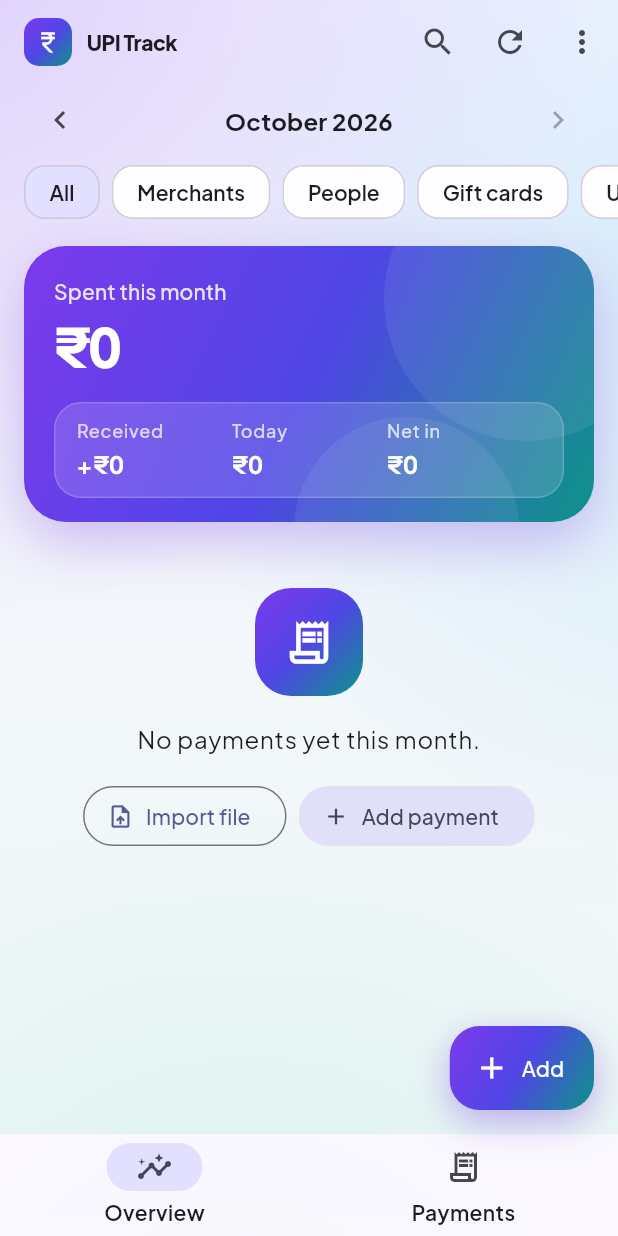
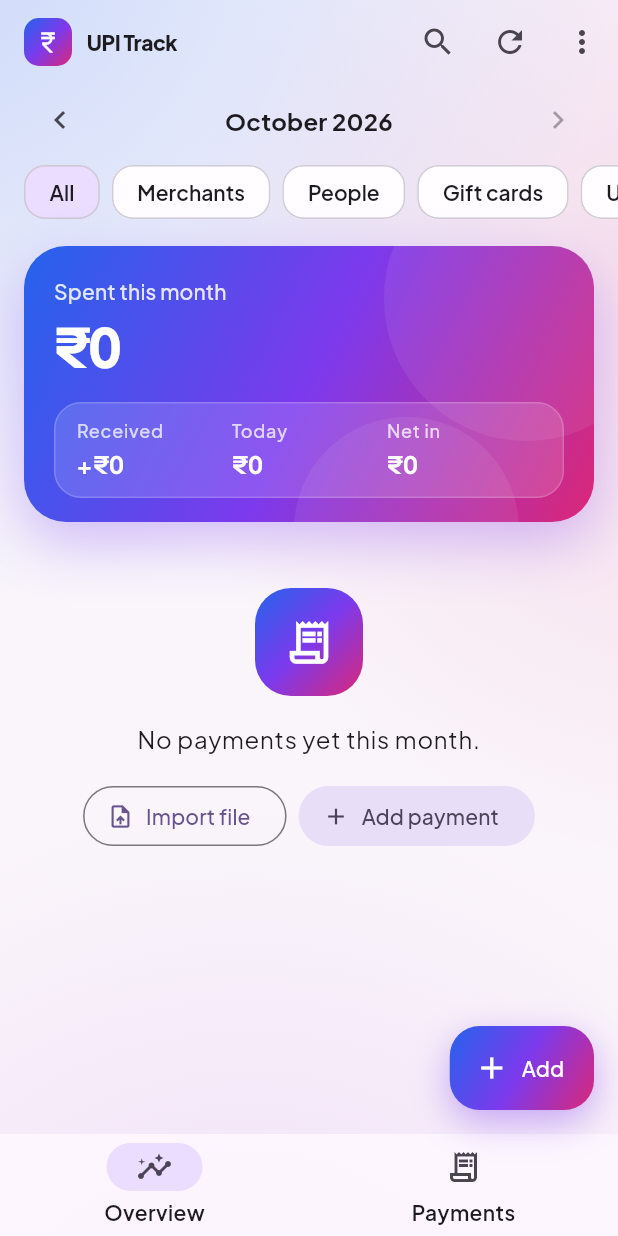
Before and after one commit to aksh0609/upitrack, a Flutter app: the screen it shows after launch, on a phone screen of 412 x 824 dp. Run offline on Flutter 3.47's test engine with Material 3 defaults, Android fonts, the phone set to English and light mode, and no system bars; our stand-ins replace file_picker, flutter_local_notifications, flutter_secure_storage, google_sign_in, permission_handler, share_plus and 2 more; missing offline and left inert: cryptography, extension_google_sign_in_as_googleapis_auth, google_sign_in_web, googleapis, syncfusion_flutter_pdf; accounts and stored records are empty; network calls fail.

Commit message:
Blue-violet-pink palette and more motion (#21)
- Brand gradient is now blue → violet → pink; background glows, seed,
  launch screen and web splash follow it.
- Summary amounts count up/down when they change, and a band of light
  sweeps the card once per month shown.
- Category bars grow in and glide between months.
- The first payment rows slide in one after another.
- The month name fades and scales when it changes.


Claude-Session: https://claude.ai/code/session_01JRLLy55rhHqrkMzo7AVgEa

Co-authored-by: Piyush <jyotisharmafire3@gmail.com>
Co-authored-by: Claude Opus 5.5 <noreply@anthropic.com>

```diff
--- a/lib/screens/home_screen.dart
+++ b/lib/screens/home_screen.dart
@@ -475,7 +475,7 @@ class _HomeScreenState extends State<HomeScreen> with WidgetsBindingObserver {
           borderRadius: BorderRadius.circular(20),
           boxShadow: [
             BoxShadow(
-              color: const Color(0xFF6D28D9).withValues(alpha: 0.35),
+              color: kGlow.withValues(alpha: 0.4),
               blurRadius: 20,
               offset: const Offset(0, 8),
             ),
@@ -927,13 +927,23 @@ class _MonthSwitcher extends StatelessWidget {
         Expanded(
           child: Column(
             children: [
-              Text(
+              AnimatedSwitcher(
+                duration: const Duration(milliseconds: 250),
+                transitionBuilder: (child, animation) => FadeTransition(
+                  opacity: animation,
+                  child: ScaleTransition(
+                      scale: Tween(begin: 0.9, end: 1.0).animate(animation),
+                      child: child),
+                ),
+                child: Text(
                   DateFormat('MMMM y').format(month),
+                  key: ValueKey(month),
                   textAlign: TextAlign.center,
                   style: Theme.of(context)
                       .textTheme
                       .titleMedium
                       ?.copyWith(fontWeight: FontWeight.w700),
+                ),
               ),
               if (canGoForward)
                 TextButton(
--- a/lib/theme.dart
+++ b/lib/theme.dart
@@ -2,15 +2,22 @@ import 'package:flutter/cupertino.dart' show CupertinoPageTransitionsBuilder;
 import 'package:flutter/material.dart';
 import 'package:flutter/services.dart';
 
-/// Seed for the colour scheme: a calm indigo.
-const Color kSeed = Color(0xFF5B5BD6);
+/// Seed for the colour scheme: violet.
+const Color kSeed = Color(0xFF7C3AED);
 
-/// The brand gradient: violet → indigo → teal. Hero card, FAB, logo mark.
+const Color _blue = Color(0xFF2563EB);
+const Color _violet = Color(0xFF7C3AED);
+const Color _pink = Color(0xFFDB2777);
+
+/// The brand gradient: blue → violet → pink. Hero card, FAB, logo mark.
 const LinearGradient kBrandGradient = LinearGradient(
   begin: Alignment.topLeft,
   end: Alignment.bottomRight,
-  colors: [Color(0xFF7C3AED), Color(0xFF4F46E5), Color(0xFF0D9488)],
+  colors: [_blue, _violet, _pink],
 );
+
+/// Coloured shadow under gradient surfaces.
+const Color kGlow = _violet;
 
 /// Same-width digits so amounts line up in lists and don't jitter.
 const List<FontFeature> kTabular = [FontFeature.tabularFigures()];
@@ -21,12 +28,12 @@ ThemeData buildTheme(Brightness brightness) {
   if (dark) {
     // Deep navy instead of near-black, so sheets and dialogs match [Aurora].
     scheme = scheme.copyWith(
-      surface: const Color(0xFF0E1428),
-      surfaceContainerLowest: const Color(0xFF0A0F1F),
-      surfaceContainerLow: const Color(0xFF131A31),
-      surfaceContainer: const Color(0xFF172038),
-      surfaceContainerHigh: const Color(0xFF1C2642),
-      surfaceContainerHighest: const Color(0xFF232E4D),
+      surface: const Color(0xFF0C0E20),
+      surfaceContainerLowest: const Color(0xFF080A18),
+      surfaceContainerLow: const Color(0xFF12142B),
+      surfaceContainer: const Color(0xFF171A35),
+      surfaceContainerHigh: const Color(0xFF1D2040),
+      surfaceContainerHighest: const Color(0xFF24284C),
     );
   }
   // Frosted panels: translucent so the background glows through.
@@ -137,7 +144,7 @@ extension MoneyColors on ColorScheme {
 }
 
 /// The app background: a deep navy (or soft lavender, in light mode) wash
-/// with violet, sky and teal glows. Static, so it costs one paint per page.
+/// with blue, pink and violet glows. Static, so it costs one paint per page.
 class Aurora extends StatelessWidget {
   const Aurora({super.key, required this.child});
 
@@ -153,20 +160,17 @@ class Aurora extends StatelessWidget {
           begin: Alignment.topCenter,
           end: Alignment.bottomCenter,
           colors: dark
-              ? const [Color(0xFF0C1126), Color(0xFF0A1520)]
-              : const [Color(0xFFF6F5FF), Color(0xFFEFF8F6)],
+              ? const [Color(0xFF080A18), Color(0xFF0E0B1E)]
+              : const [Color(0xFFF7F7FD), Color(0xFFFCF4F9)],
         ),
       ),
       child: Stack(
         children: [
           RepaintBoundary(
             child: Stack(children: [
-              _glow(
-                  const Alignment(-1.2, -1.1), const Color(0xFF7C3AED), a, 1.1),
-              _glow(const Alignment(1.3, -0.5), const Color(0xFF0EA5E9),
-                  a * 0.7, 0.9),
-              _glow(const Alignment(-0.2, 1.3), const Color(0xFF14B8A6),
-                  a * 0.6, 1.0),
+              _glow(const Alignment(-1.2, -1.1), _blue, a, 1.1),
+              _glow(const Alignment(1.3, -0.5), _pink, a * 0.7, 0.9),
+              _glow(const Alignment(-0.2, 1.3), _violet, a * 0.6, 1.0),
             ]),
           ),
           Positioned.fill(child: child),
--- a/lib/widgets/category_bars.dart
+++ b/lib/widgets/category_bars.dart
@@ -53,11 +53,19 @@ class CategoryBars extends StatelessWidget {
                         const SizedBox(height: 6),
                         ClipRRect(
                           borderRadius: BorderRadius.circular(4),
-                          child: LinearProgressIndicator(
-                            value: max == 0 ? 0 : e.value / max,
-                            minHeight: 6,
-                            color: cat.color,
-                            backgroundColor: cat.color.withValues(alpha: 0.12),
+                          // Bars grow in, and glide when the month changes.
+                          child: TweenAnimationBuilder<double>(
+                            tween: Tween(
+                                begin: 0, end: max == 0 ? 0 : e.value / max),
+                            duration: const Duration(milliseconds: 800),
+                            curve: Curves.easeOutCubic,
+                            builder: (context, v, _) => LinearProgressIndicator(
+                              value: v,
+                              minHeight: 6,
+                              color: cat.color,
+                              backgroundColor:
+                                  cat.color.withValues(alpha: 0.12),
+                            ),
                           ),
                         ),
                       ],
--- a/lib/widgets/summary_card.dart
+++ b/lib/widgets/summary_card.dart
@@ -36,8 +36,7 @@ class SummaryCard extends StatelessWidget {
         borderRadius: BorderRadius.circular(28),
         boxShadow: [
           BoxShadow(
-            color:
-                const Color(0xFF6D28D9).withValues(alpha: dark ? 0.40 : 0.28),
+            color: kGlow.withValues(alpha: dark ? 0.45 : 0.30),
             blurRadius: 32,
             offset: const Offset(0, 14),
           ),
@@ -49,6 +48,8 @@ class SummaryCard extends StatelessWidget {
           children: [
             const Positioned(right: -50, top: -60, child: _Ring(size: 190)),
             const Positioned(right: 50, bottom: -80, child: _Ring(size: 150)),
+            // A band of light sweeps across once per month shown.
+            Positioned.fill(child: _Sheen(key: ValueKey(month))),
             Padding(
               padding: const EdgeInsets.fromLTRB(20, 20, 20, 16),
               child: Column(
@@ -62,23 +63,13 @@ class SummaryCard extends StatelessWidget {
                         ?.copyWith(color: on.withValues(alpha: 0.85)),
                   ),
                   const SizedBox(height: 4),
-                  // Counts up to the new total when it changes.
-                  TweenAnimationBuilder<double>(
-                    tween: Tween(end: spent.toDouble()),
-                    duration: const Duration(milliseconds: 900),
-                    curve: Curves.easeOutCubic,
-                    builder: (context, v, _) => FittedBox(
-                      fit: BoxFit.scaleDown,
-                      alignment: Alignment.centerLeft,
-                      child: Text(
-                        // Whole rupees while counting, so no paise flicker.
-                        formatPaise(
-                            v == spent ? spent : (v / 100).round() * 100),
-                        style: text.displaySmall?.copyWith(
-                          color: on,
-                          fontFeatures: kTabular,
-                        ),
-                      ),
+                  FittedBox(
+                    fit: BoxFit.scaleDown,
+                    alignment: Alignment.centerLeft,
+                    child: _CountUp(
+                      spent,
+                      style: text.displaySmall
+                          ?.copyWith(color: on, fontFeatures: kTabular),
                     ),
                   ),
                   const SizedBox(height: 16),
@@ -94,14 +85,13 @@ class SummaryCard extends StatelessWidget {
                       children: [
                         _Stat(
                             label: 'Received',
-                            value: '+${formatPaise(summary.receivedPaise)}'),
+                            paise: summary.receivedPaise,
+                            prefix: '+'),
                         if (showToday)
-                          _Stat(
-                              label: 'Today',
-                              value: formatPaise(summary.todaySpentPaise)),
+                          _Stat(label: 'Today', paise: summary.todaySpentPaise),
                         _Stat(
                           label: net < 0 ? 'Net out' : 'Net in',
-                          value: formatPaise(net.abs()),
+                          paise: net.abs(),
                         ),
                       ],
                     ),
@@ -134,10 +124,11 @@ class _Ring extends StatelessWidget {
 }
 
 class _Stat extends StatelessWidget {
-  const _Stat({required this.label, required this.value});
+  const _Stat({required this.label, required this.paise, this.prefix = ''});
 
   final String label;
-  final String value;
+  final int paise;
+  final String prefix;
 
   @override
   Widget build(BuildContext context) {
@@ -153,7 +144,8 @@ class _Stat extends StatelessWidget {
           FittedBox(
             fit: BoxFit.scaleDown,
             alignment: Alignment.centerLeft,
-            child: Text(value,
+            child: _CountUp(paise,
+                prefix: prefix,
                 style: text.titleMedium?.copyWith(
                     color: Colors.white,
                     fontWeight: FontWeight.w700,
@@ -164,3 +156,53 @@ class _Stat extends StatelessWidget {
     );
   }
 }
+
+/// An amount that counts from its old value to a new one.
+class _CountUp extends StatelessWidget {
+  const _CountUp(this.paise, {this.prefix = '', this.style});
+
+  final int paise;
+  final String prefix;
+  final TextStyle? style;
+
+  @override
+  Widget build(BuildContext context) => TweenAnimationBuilder<double>(
+        tween: Tween(end: paise.toDouble()),
+        duration: const Duration(milliseconds: 900),
+        curve: Curves.easeOutCubic,
+        builder: (context, v, _) => Text(
+          // Whole rupees while counting, so no paise flicker.
+          prefix + formatPaise(v == paise ? paise : (v / 100).round() * 100),
+          style: style,
+        ),
+      );
+}
+
+/// A soft diagonal band of light that crosses the card once.
+class _Sheen extends StatelessWidget {
+  const _Sheen({super.key});
+
+  @override
+  Widget build(BuildContext context) => IgnorePointer(
+        child: TweenAnimationBuilder<double>(
+          tween: Tween(begin: 0, end: 1),
+          duration: const Duration(milliseconds: 1400),
+          curve: Curves.easeInOutCubic,
+          builder: (context, t, _) => t == 1
+              ? const SizedBox.shrink()
+              : DecoratedBox(
+                  decoration: BoxDecoration(
+                    gradient: LinearGradient(
+                      begin: Alignment(4 * t - 3, -1),
+                      end: Alignment(4 * t - 1, 1),
+                      colors: [
+                        Colors.white.withValues(alpha: 0),
+                        Colors.white.withValues(alpha: 0.22),
+                        Colors.white.withValues(alpha: 0),
+                      ],
+                    ),
+                  ),
+                ),
+        ),
+      );
+}
--- a/lib/widgets/txn_day_list.dart
+++ b/lib/widgets/txn_day_list.dart
@@ -4,6 +4,7 @@ import '../models/txn.dart';
 import '../parser/categorizer.dart';
 import '../theme.dart';
 import '../util/format.dart';
+import 'appear.dart';
 import 'txn_tile.dart';
 
 /// [txns] (newest first) as day headers and tiles, for use inside a ListView.
@@ -25,6 +26,7 @@ List<Widget> txnsGroupedByDay(
 
   final widgets = <Widget>[];
   DateTime? currentDay;
+  var n = 0;
   for (final t in txns) {
     final day = DateTime(t.time.year, t.time.month, t.time.day);
     if (day != currentDay) {
@@ -46,12 +48,18 @@ List<Widget> txnsGroupedByDay(
         ),
       ));
     }
-    widgets.add(TxnTile(
+    final tile = TxnTile(
       key: ValueKey(t.key),
       txn: t,
       onTap: () => onTap(t),
       onHide: onHide == null ? null : () => onHide(t),
-    ));
+    );
+    // The first rows slide in one by one; the rest of a long list just shows.
+    // ponytail: fixed cap of 12, keeps a long list from animating hundreds.
+    widgets.add(n < 12
+        ? Appear(key: ValueKey('in:${t.key}'), index: n, child: tile)
+        : tile);
+    n++;
   }
   return widgets;
 }
```
Also changed, not shown: 2 other files. Lines whose indentation alone changed are shown as unchanged.
